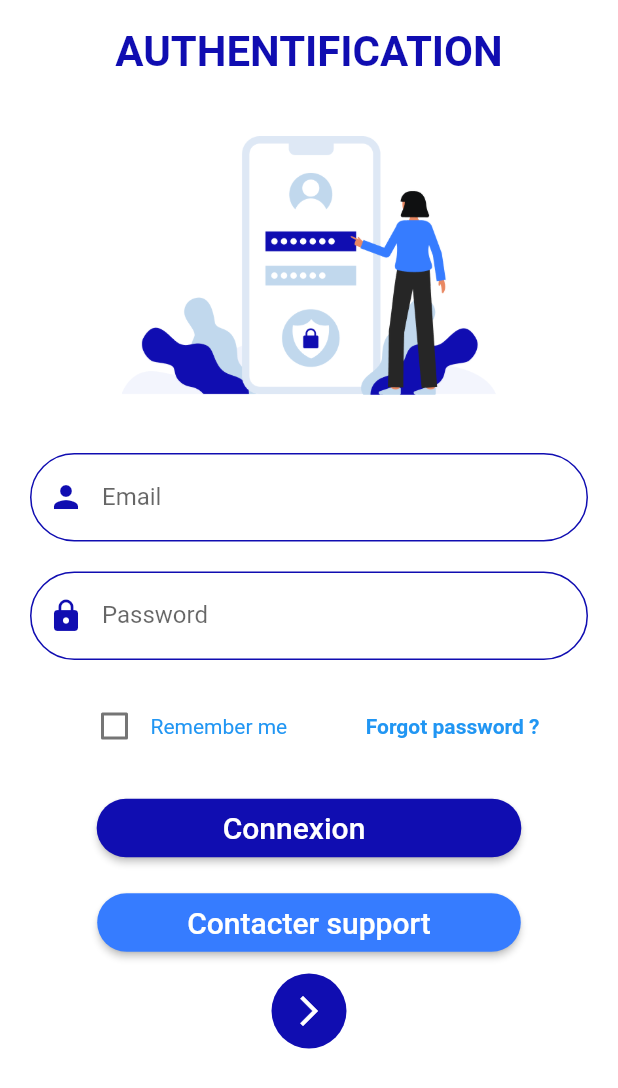
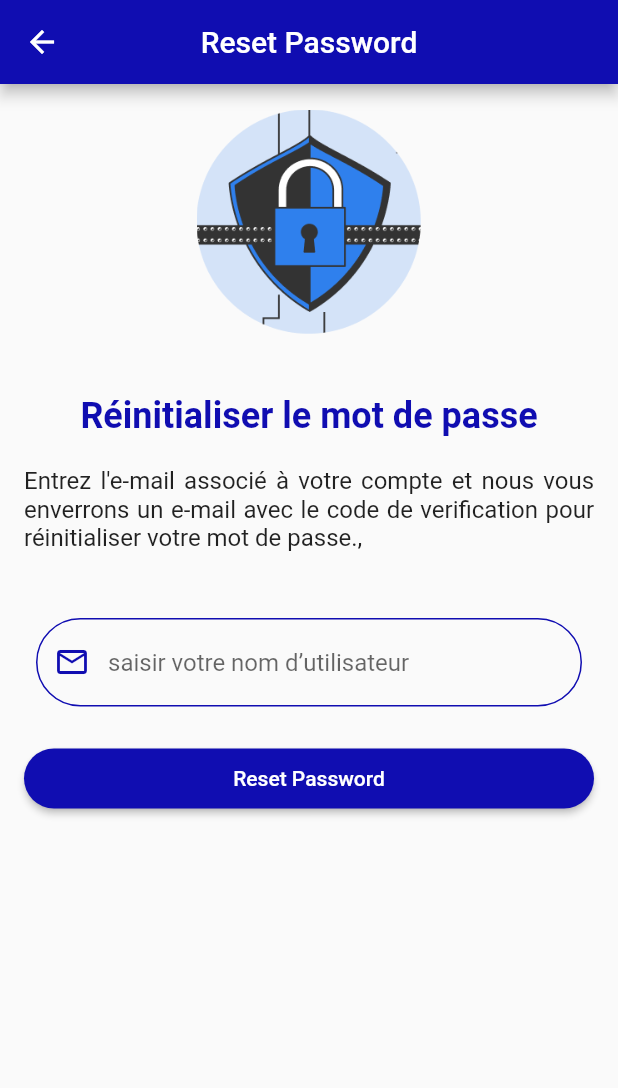
Before and after one commit to Rachidagzl20/projet_mmobilier_appmobile, a Flutter app: the LoginPage screen opened by its route, after a tap on "Forgot password ?", on a phone screen of 412 x 824 dp. Shown: the top 1088 px of the screen. Run offline on Flutter 3.47's test engine with Material 2 defaults, Android fonts, the light colour scheme and no system bars; our stand-ins replace image_picker.

Commit message:
Add change_password screen + forgot_password_screen + add search

```diff
--- a/lib/home.dart
+++ b/lib/home.dart
@@ -27,6 +27,7 @@ class _HomeState extends State<Home> {
   @override
   Widget build(BuildContext context) {
     return Scaffold(
+      resizeToAvoidBottomInset: false,
       extendBody: true,
 
       body: PageStorage(
--- /dev/null
+++ b/lib/pages/forgot_password_screen.dart
@@ -0,0 +1,149 @@
+
+
+import 'package:flutter/material.dart';
+import 'package:projet_mmobilier_appmobile/utils/app_color.dart';
+
+import 'EnterCodeScreen.dart';
+
+class ResetPasswordScreen extends StatefulWidget {
+  @override
+  _ResetPasswordScreenState createState() => _ResetPasswordScreenState();
+}
+
+class _ResetPasswordScreenState extends State<ResetPasswordScreen> {
+  final _formKey = GlobalKey<FormState>();
+  TextEditingController _emailController = TextEditingController();
+
+  @override
+  void dispose() {
+    _emailController.dispose();
+    super.dispose();
+  }
+
+  void _onResetPasswordPressed() {
+    if (_emailController.text.isEmpty) {
+      ScaffoldMessenger.of(context).showSnackBar(
+        SnackBar(content: Text('Please enter your email')),
+      );
+    } else {
+      // Call your reset password API here and send a code to the user's email
+      Navigator.push(
+        context,
+        MaterialPageRoute(builder: (context) => EnterCodeScreen()),
+      );
+    }
+  }
+
+  @override
+  Widget build(BuildContext context) {
+    return Scaffold(
+      appBar: AppBar(
+        backgroundColor: AppColors.primary,
+        title: Text('Reset Password'),
+        centerTitle: true,
+      ),
+      body: SingleChildScrollView(
+        reverse: true,
+        child: Padding(
+          padding: const EdgeInsets.all(16.0),
+          child: Form(
+            key: _formKey,
+            child: Column(
+              crossAxisAlignment: CrossAxisAlignment.stretch,
+              children: [
+                Padding(
+                  padding: const EdgeInsets.only(top:1.0),
+                  child: Image.asset(
+                    'assets/img_1.png',
+                    width: 150,
+                    height: 150,
+                  ),
+
+                ),
+                SizedBox(height: 40,),
+                Text(
+                  'Réinitialiser le mot de passe',
+                  style: TextStyle(
+                    fontSize: 24,
+                    fontWeight: FontWeight.bold,
+                    color: AppColors.primary,
+                  ),
+                  textAlign: TextAlign.center,
+                ),
+                SizedBox(height: 20,),
+                Text(
+                  'Entrez l\'e-mail associé à votre compte et nous vous enverrons un e-mail avec le code de verification pour réinitialiser votre mot de passe.,',
+                  style: TextStyle(
+                    fontSize: 16,
+
+                  ),
+
+                  textAlign: TextAlign.justify,
+
+                ),
+                SizedBox(height: 36),
+                Padding(
+                  padding: const EdgeInsets.all(8.0),
+                  child: Theme(
+                    data: Theme.of(context).copyWith(
+                      inputDecorationTheme: InputDecorationTheme(
+                        enabledBorder: OutlineInputBorder(
+                          borderRadius: BorderRadius.circular(30),
+                          borderSide: BorderSide(width: 1, color:AppColors.primary ),
+                        ),
+                        focusedBorder: OutlineInputBorder(
+                            borderRadius: BorderRadius.circular(30),
+                            borderSide: BorderSide(width: 1, color:AppColors.accent )
+                        ),
+                      ),
+                    ),
+                    child: TextFormField(
+
+                      decoration: InputDecoration(
+
+                        prefixIcon: Icon(
+                          Icons.email_outlined,
+                          color: AppColors.primary,
+                        ),
+                        hintText: 'saisir votre nom d’utilisateur',
+
+                      ),
+                      validator: (value) {
+                        if(value != null && value.isEmpty) {
+                          return 'Please enter your Username';
+                        }
+                        return null;
+                      },
+                    ),
+                  ),
+                ),
+                SizedBox(height: 16),
+                ElevatedButton(
+                  onPressed:(){ Navigator.push(
+                    context,
+                    MaterialPageRoute(builder: (context) => EnterCodeScreen()),
+                  );
+                    },
+                  child: Text('Reset Password'),
+                  style: ButtonStyle(
+                    backgroundColor: MaterialStateProperty.all<Color>(
+                      AppColors.primary,
+                    ),
+                    shape: MaterialStateProperty.all<RoundedRectangleBorder>(
+                      RoundedRectangleBorder(
+                        borderRadius: BorderRadius.circular(100.0),
+                      ),
+                    ),
+                    padding: MaterialStateProperty.all<EdgeInsetsGeometry>(
+                      EdgeInsets.symmetric(horizontal: 84, vertical: 12),
+                    ),
+                  ),
+                ),
+              ],
+            ),
+          ),
+        ),
+      ),
+    );
+  }
+}
--- a/lib/pages/login.dart
+++ b/lib/pages/login.dart
@@ -1,21 +1,30 @@
 import 'package:flutter/material.dart';
 import 'package:projet_mmobilier_appmobile/home.dart';
 import 'package:projet_mmobilier_appmobile/utils/app_color.dart';
-import 'package:projet_mmobilier_appmobile/utils/app_color.dart';
-import 'package:projet_mmobilier_appmobile/utils/app_color.dart';
-import 'package:projet_mmobilier_appmobile/utils/app_color.dart';
-import 'package:projet_mmobilier_appmobile/utils/app_color.dart';
-import 'package:projet_mmobilier_appmobile/utils/app_color.dart';
-import 'package:projet_mmobilier_appmobile/utils/app_color.dart';
+
+
+import 'change_password.dart';
+import 'forgot_password_screen.dart';
 
 class LoginPage extends StatefulWidget {
   @override
   _LoginPageState createState() => _LoginPageState();
+
 }
 
 class _LoginPageState extends State<LoginPage> {
   bool _rememberMe = false;
-
+  bool _showPassword = false;
+  void _togglevisibility() {
+    setState(() {
+      _showPassword = !_showPassword;
+    });
+  @override
+  Widget build(BuildContext context) {
+    // TODO: implement build
+    throw UnimplementedError();
+  }
+}
   @override
   Widget build(BuildContext context) {
     return Scaffold(
@@ -55,64 +64,136 @@ class _LoginPageState extends State<LoginPage> {
                   Column(
                     children: [
                       Padding(
-                        padding: EdgeInsets.symmetric(horizontal: 20),
+                        padding: const EdgeInsets.only(right: 200.0),
+                        child: Text(
+                          "Nom d’utilisateur",
+                          style: TextStyle(
+                            color: Colors.black,
+
+                          ),
+                        ),
+                      ),
+                      SizedBox(height: 3,),
+                      Padding(
+                        padding: const EdgeInsets.fromLTRB(15, 1, 15, 0),
+                        child: Theme(
+                          data: Theme.of(context).copyWith(
+                            inputDecorationTheme: InputDecorationTheme(
+                              enabledBorder: OutlineInputBorder(
+                                borderRadius: BorderRadius.circular(30),
+                                borderSide: BorderSide(width: 1, color:AppColors.primary ),
+                              ),
+                              focusedBorder: OutlineInputBorder(
+                                  borderRadius: BorderRadius.circular(30),
+                                  borderSide: BorderSide(width: 1, color:AppColors.accent )
+                              ),
+                            ),
+                          ),
                           child: TextFormField(
+
                             decoration: InputDecoration(
+
                               prefixIcon: Icon(
                                 Icons.person,
                                 color: AppColors.primary,
                               ),
-                            labelText: 'Email',
-                            hintText: 'Enter your email',
+                              hintText: 'saisir votre nom d’utilisateur',
 
-
-                            enabledBorder: OutlineInputBorder(
-                                borderRadius: BorderRadius.circular(30),
-                                borderSide: BorderSide(width: 1, color:AppColors.primary )),
+                            ),
+                            validator: (value) {
+                              if(value != null && value.isEmpty) {
+                                return 'Please enter your Username';
+                              }
+                              return null;
+                            },
                           ),
                         ),
                       ),
-                      SizedBox(height: 20),
+                      SizedBox(height: 6),
                       Padding(
-                        padding: EdgeInsets.symmetric(horizontal: 20),
+                        padding: const EdgeInsets.only(right: 225.0),
+                        child: Text(
+                          "Mot de passe",
+                          style: TextStyle(
+                            color: Colors.black,
+
+                          ),
+                        ),
+                      ),
+                      SizedBox(height: 3,),
+                      Padding(
+                        padding: const EdgeInsets.fromLTRB(15.0, 0, 15.0, 15.0),
+                        child: Theme(
+                          data: Theme.of(context).copyWith(
+                            inputDecorationTheme: InputDecorationTheme(
+                              enabledBorder: OutlineInputBorder(
+                                      borderRadius: BorderRadius.circular(30),
+                                      borderSide: BorderSide(width: 1, color:AppColors.primary ),
+                              ),
+                              focusedBorder: OutlineInputBorder(
+                                  borderRadius: BorderRadius.circular(30),
+                                  borderSide: BorderSide(width: 1, color:AppColors.accent )
+                              ),
+                            ),
+                          ),
                           child: TextFormField(
+                            obscureText: !_showPassword,
+                            cursorColor: Colors.blueAccent,
                             decoration: InputDecoration(
-                             //<-- SEE HERE
+
                               prefixIcon: Icon(
                                 Icons.lock,
                                 color: AppColors.primary,
                               ),
-                            labelText: 'Password',
-                            hintText: 'Enter your password',
-                            enabledBorder: OutlineInputBorder(
-                                borderRadius: BorderRadius.circular(30),
-                                borderSide: BorderSide(width: 1, color:AppColors.primary )),
-                          ),
-                          obscureText: true,
+                              hintText: '*********************',
+                              suffixIcon: GestureDetector(
+                                onTap: () {
+                                  _togglevisibility();
+                                },
+                                child: Icon(
+                                  _showPassword ? Icons.visibility : Icons
+                                      .visibility_off, color: AppColors.primary,),
                               ),
                             ),
-                      SizedBox(height: 20),
+                            validator: (value) {
+                              if(value?.isEmpty ?? true) {
+                                return 'Please enter your email';
+                              }
+                              return null;
+                            },
+                          ),
+                        ),
+                      ),
+
+                      SizedBox(height: 5),
                       Row(
                         mainAxisAlignment: MainAxisAlignment.spaceEvenly,
                         children: [
                           Row(
                             children: [
                               Checkbox(
-                                value: false,
-                                onChanged: (value) {},
+                                value : true,
+                                onChanged: (value) { },
                               ),
-                              Text("Remember me",
+                              Text("REMEMBER ME",
                               style: TextStyle(
-                                color: Colors.blue,
+                                color: AppColors.primary,
                               ),),
                             ],
                           ),
                           InkWell(
-                            onTap: () {},
+                            onTap: () {
+                              Navigator.push(
+                                context,
+                                MaterialPageRoute(
+                                  builder: (context) => ResetPasswordScreen(), // replace LoginPage with your actual login page widget
+                                ),
+                              );
+                            },
                             child: Text(
                               "Forgot password ?",
                               style: TextStyle(
-                                color: Colors.blue,
+                                color: AppColors.primary,
                                 fontWeight: FontWeight.bold,
                               ),
                             ),
@@ -150,7 +231,7 @@ class _LoginPageState extends State<LoginPage> {
                             ),
                           ),
                           padding: MaterialStateProperty.all<EdgeInsetsGeometry>(
-                            EdgeInsets.symmetric(horizontal: 84, vertical: 8),
+                            EdgeInsets.symmetric(horizontal: 90, vertical: 14),
                           ),
                         ),
                       ),
@@ -175,7 +256,7 @@ class _LoginPageState extends State<LoginPage> {
 
                         style: ButtonStyle(
                           backgroundColor: MaterialStateProperty.all<Color>(
-                            Color(0xFF367CFF),
+                            AppColors.accent,
                           ),
                           shape: MaterialStateProperty.all<RoundedRectangleBorder>(
                             RoundedRectangleBorder(
@@ -183,7 +264,7 @@ class _LoginPageState extends State<LoginPage> {
                             ),
                           ),
                           padding: MaterialStateProperty.all<EdgeInsetsGeometry>(
-                            EdgeInsets.symmetric(horizontal: 60, vertical: 8),
+                            EdgeInsets.symmetric(horizontal: 70, vertical: 14),
                           ),
                         ),
                       ),
```
Also changed, not shown: lib/appBarpage.dart (+86 -16 lines), lib/pages/EnterCodeScreen.dart (added, +23 -0 lines), lib/pages/change_password.dart (added, +139 -0 lines), assets/img_1.png (added). Lines whose indentation alone changed are shown as unchanged.
